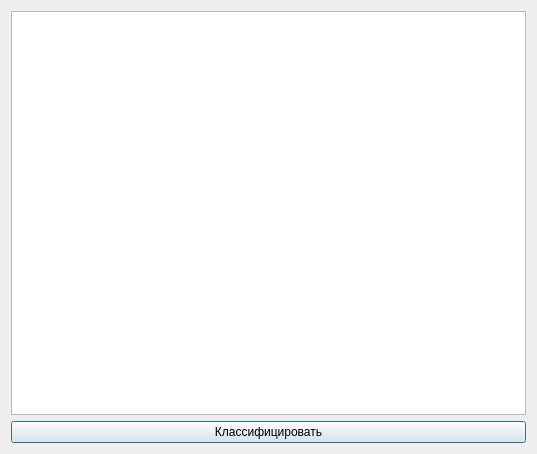
Old version of the form sources/DialogConfigClassification.ui in the repository AndreyTulyakov/TextStageProcessor.
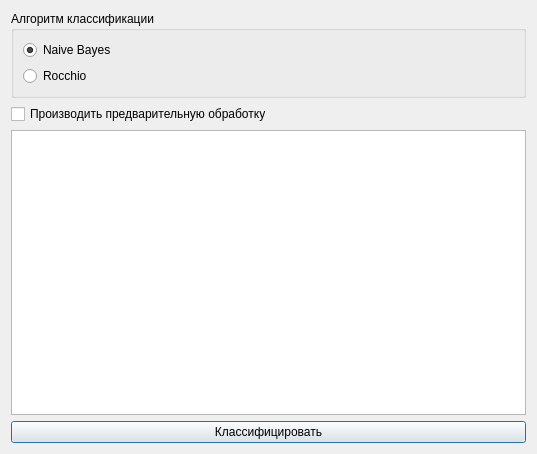
New version of the form.

What changed in the file:
```diff
--- a/sources/DialogConfigClassification.ui
+++ b/sources/DialogConfigClassification.ui
@@ -14,6 +14,39 @@
    <string>Классификация</string>
   </property>
   <layout class="QVBoxLayout" name="verticalLayout">
+   <item>
+    <widget class="QGroupBox" name="groupBox">
+     <property name="title">
+      <string>Алгоритм классификации</string>
+     </property>
+     <layout class="QVBoxLayout" name="verticalLayout_2">
+      <item>
+       <widget class="QRadioButton" name="radioButtonNaiveBayes">
+        <property name="text">
+         <string>Naive Bayes</string>
+        </property>
+        <property name="checked">
+         <bool>true</bool>
+        </property>
+       </widget>
+      </item>
+      <item>
+       <widget class="QRadioButton" name="radioButtonRocchio">
+        <property name="text">
+         <string>Rocchio</string>
+        </property>
+       </widget>
+      </item>
+     </layout>
+    </widget>
+   </item>
+   <item>
+    <widget class="QCheckBox" name="checkBoxNeedPreprocessing">
+     <property name="text">
+      <string>Производить предварительную обработку</string>
+     </property>
+    </widget>
+   </item>
    <item>
     <widget class="QTextEdit" name="textEdit">
      <property name="readOnly">
```
